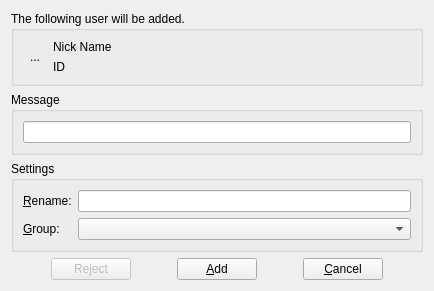
Old version of the form APP/src/messenger/imclient/search/addcontactdialog.ui in the repository RallyWRT/qtapplications.
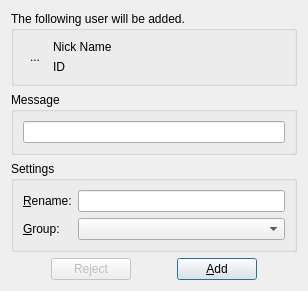
New version of the form. Icons and pictures are not drawn.

Patch:
```diff
--- a/APP/src/messenger/imclient/search/addcontactdialog.ui
+++ b/APP/src/messenger/imclient/search/addcontactdialog.ui
@@ -6,7 +6,7 @@
    <rect>
     <x>0</x>
     <y>0</y>
-    <width>340</width>
+    <width>274</width>
     <height>324</height>
    </rect>
   </property>
@@ -184,25 +184,8 @@
        <property name="text">
         <string>&amp;Add</string>
        </property>
-      </widget>
-     </item>
-     <item>
-      <spacer name="horizontalSpacer">
-       <property name="orientation">
-        <enum>Qt::Horizontal</enum>
-       </property>
-       <property name="sizeHint" stdset="0">
-        <size>
-         <width>40</width>
-         <height>20</height>
-        </size>
-       </property>
-      </spacer>
-     </item>
-     <item>
-      <widget class="QPushButton" name="pushButtonCancel">
-       <property name="text">
-        <string>&amp;Cancel</string>
+       <property name="default">
+        <bool>true</bool>
        </property>
       </widget>
      </item>
```
Left out of the diff: 21 changed lines with no effect on the pictures.
